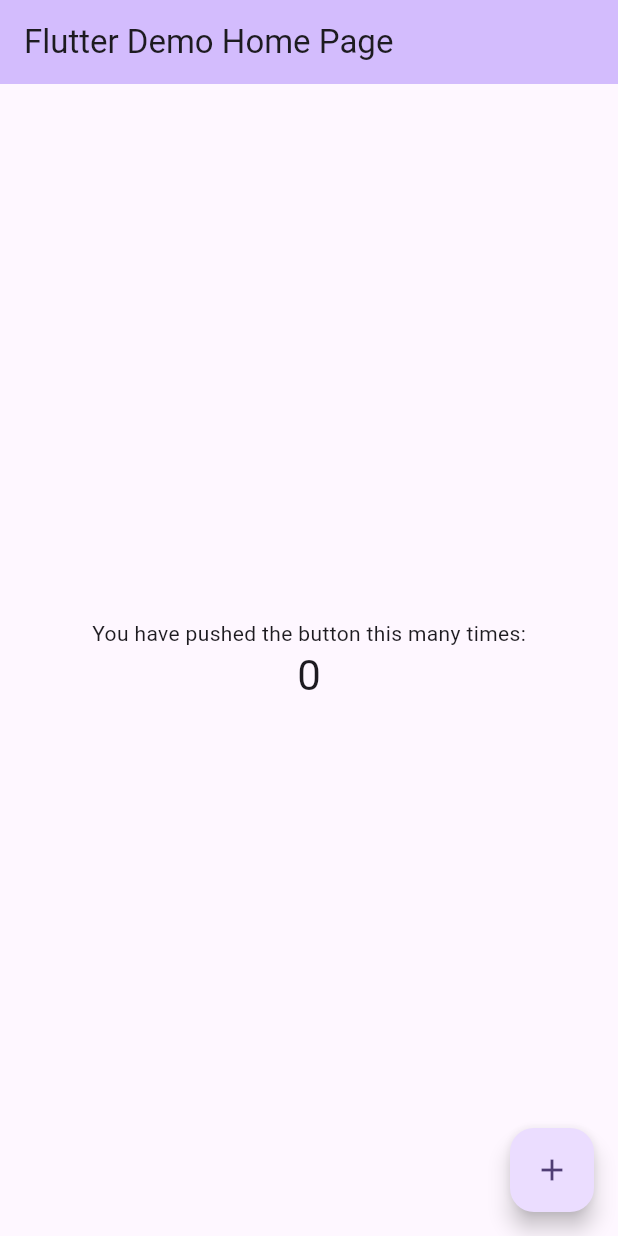
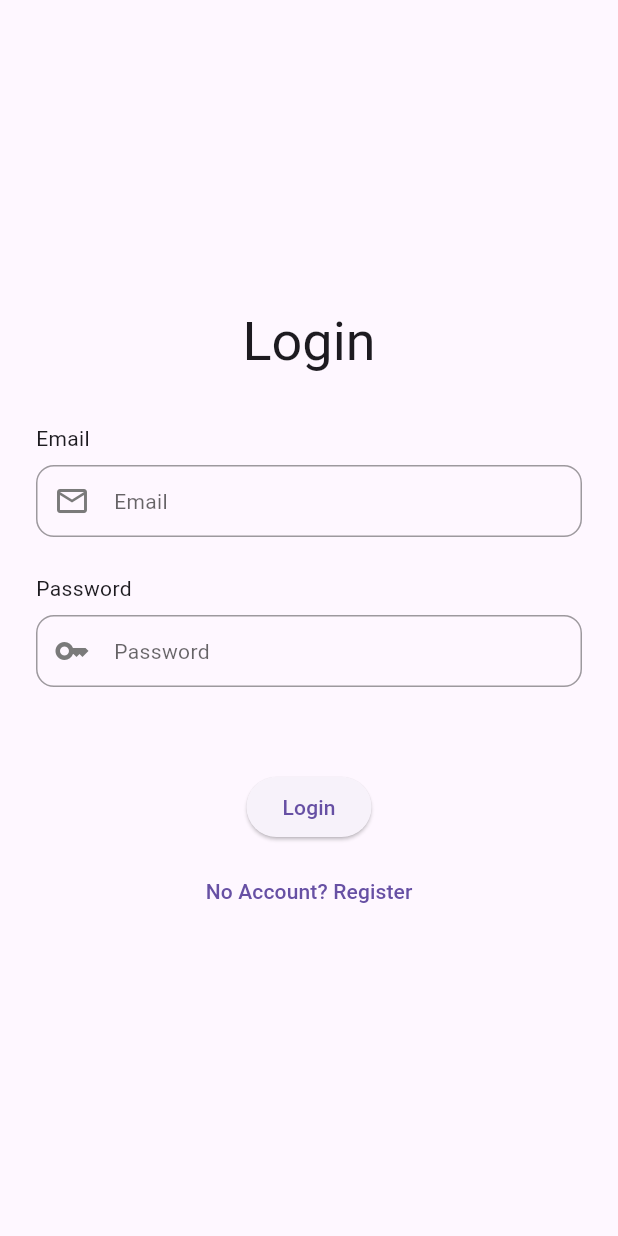
Before and after one commit to nbakh16/quote_app, a Flutter app: the screen it shows after launch, on a phone screen of 412 x 824 dp. Run offline on Flutter 3.47's test engine with Material 3 defaults, Android fonts, the phone set to English and light mode, and no system bars; our stand-ins replace equatable, firebase_auth, firebase_core, flutter_bloc, go_router; accounts and stored records are empty; generated files the repository leaves out were written again.

Commit message:
firebase auth: login/register complete flow

```diff
--- /dev/null
+++ b/lib/core/app_providers.dart
@@ -0,0 +1,10 @@
+import 'package:flutter_bloc/flutter_bloc.dart';
+import 'package:quote_app/features/auth/cubit/cubit/auth_cubit.dart';
+
+class AppProviders {
+  AppProviders._();
+  static get providers => [
+        BlocProvider(create: (context) => AuthCubit()),
+        // Network
+      ];
+}
--- /dev/null
+++ b/lib/core/router/app_router.dart
@@ -0,0 +1,28 @@
+import 'package:go_router/go_router.dart';
+import 'package:quote_app/features/auth/presentation/auth_page.dart';
+import 'package:quote_app/features/home/presentation/home_page.dart';
+import 'error_screen.dart';
+import 'routes_path.dart';
+
+class AppRouter {
+  static final GoRouter _router = GoRouter(
+    debugLogDiagnostics: true,
+    initialLocation: AppRoutePath.auth,
+    routes: [
+      GoRoute(
+        path: AppRoutePath.auth,
+        name: AuthPage.routeName,
+        builder: (context, state) => const AuthPage(),
+      ),
+      GoRoute(
+        path: AppRoutePath.home,
+        name: HomePage.routeName,
+        builder: (context, state) =>
+            HomePage(userEmail: state.extra.toString()),
+      ),
+    ],
+    errorBuilder: (context, state) => const ErrorScreen(),
+  );
+
+  static GoRouter get router => _router;
+}
--- /dev/null
+++ b/lib/core/router/routes_path.dart
@@ -0,0 +1,6 @@
+abstract class AppRoutePath {
+  static const splash = '/';
+  static const auth = '/auth';
+  static const home = '/home';
+  static const addQuote = '/add-quote';
+}
--- /dev/null
+++ b/lib/features/auth/cubit/cubit/auth_cubit.dart
@@ -0,0 +1,79 @@
+import 'package:equatable/equatable.dart';
+import 'package:firebase_auth/firebase_auth.dart';
+import 'package:flutter_bloc/flutter_bloc.dart';
+part 'auth_state.dart';
+
+class AuthCubit extends Cubit<AuthState> {
+  AuthCubit() : super(Initial());
+
+  Future<void> register(
+      {required String email, required String password}) async {
+    emit(Loading());
+
+    try {
+      UserCredential userCredential =
+          await FirebaseAuth.instance.createUserWithEmailAndPassword(
+        email: email,
+        password: password,
+      );
+
+      User? user = userCredential.user;
+      if (user != null) {
+        // await FirebaseFirestore.instance.collection('users').doc(user.uid).set({
+        //   'email': user.email,
+        //   'uid': user.uid,
+        // });
+
+        emit(AuthSuccess(userEmail: user.email ?? ''));
+      } else {
+        emit(Error('Registration Failed. Try again later!'));
+      }
+    } on FirebaseAuthException catch (e) {
+      String errorMessage;
+      switch (e.code) {
+        case 'invalid-email':
+          errorMessage = 'The email address is not valid.';
+          break;
+        default:
+          errorMessage = e.message ?? 'An unknown Firebase error occurred.';
+      }
+      emit(Error(errorMessage));
+    } catch (e) {
+      emit(Error(e.toString()));
+    }
+  }
+
+  Future<void> login({required String email, required String password}) async {
+    emit(Loading());
+
+    try {
+      UserCredential userCredential =
+          await FirebaseAuth.instance.signInWithEmailAndPassword(
+        email: email,
+        password: password,
+      );
+
+      User? user = userCredential.user;
+      if (user != null) {
+        emit(AuthSuccess(userEmail: user.email ?? ''));
+      } else {
+        emit(Error('Login Failed. Try again later!'));
+      }
+    } on FirebaseAuthException catch (e) {
+      String errorMessage;
+      switch (e.code) {
+        case 'invalid-credential':
+          errorMessage = 'Invalid email or password.';
+          break;
+        case 'invalid-email':
+          errorMessage = 'The email address is not valid.';
+          break;
+        default:
+          errorMessage = e.message ?? 'An unknown Firebase error occurred.';
+      }
+      emit(Error(errorMessage));
+    } catch (e) {
+      emit(Error(e.toString()));
+    }
+  }
+}
--- /dev/null
+++ b/lib/features/auth/cubit/cubit/auth_state.dart
@@ -0,0 +1,26 @@
+part of 'auth_cubit.dart';
+
+sealed class AuthState extends Equatable {
+  const AuthState();
+
+  @override
+  List<Object> get props => [];
+}
+
+final class Initial extends AuthState {}
+
+class Loading extends AuthState {}
+
+class AuthSuccess extends AuthState {
+  final String userEmail;
+  const AuthSuccess({required this.userEmail});
+}
+
+class Error extends AuthState {
+  final String message;
+
+  const Error(this.message);
+
+  @override
+  List<Object> get props => [message];
+}
--- /dev/null
+++ b/lib/features/auth/presentation/auth_page.dart
@@ -0,0 +1,142 @@
+import 'package:flutter/material.dart';
+import 'package:flutter_bloc/flutter_bloc.dart';
+import 'package:go_router/go_router.dart';
+import 'package:quote_app/features/auth/cubit/cubit/auth_cubit.dart';
+import 'package:quote_app/features/home/presentation/home_page.dart';
+import 'package:quote_app/widgets/custom_textfield.dart';
+import 'package:quote_app/widgets/loading_dialog.dart';
+import 'package:quote_app/widgets/my_snackbar.dart';
+
+class AuthPage extends StatefulWidget {
+  static const routeName = 'auth';
+  const AuthPage({super.key});
+
+  @override
+  State<AuthPage> createState() => _AuthPageState();
+}
+
+class _AuthPageState extends State<AuthPage> {
+  final emailTEC = TextEditingController();
+  final passwordTEC = TextEditingController();
+  final confPasswordTEC = TextEditingController();
+  bool isRegistration = false;
+
+  @override
+  Widget build(BuildContext context) {
+    final TextTheme textTheme = Theme.of(context).textTheme;
+
+    return Scaffold(
+      body: Center(
+        child: BlocConsumer<AuthCubit, AuthState>(
+          listener: (context, state) {
+            if (state is Loading) {
+              LoadingDialog.show(context);
+            } else {
+              LoadingDialog.hide(context);
+            }
+
+            if (state is AuthSuccess) {
+              context.goNamed(
+                HomePage.routeName,
+                extra: state.userEmail.toString(),
+              );
+            }
+
+            if (state is Error) {
+              mySnackBar(context, message: state.message);
+            }
+          },
+          builder: (context, state) {
+            return SingleChildScrollView(
+              padding: EdgeInsets.symmetric(horizontal: 24),
+              child: Column(
+                mainAxisAlignment: MainAxisAlignment.center,
+                spacing: 8,
+                children: [
+                  Text(isRegistration ? 'Registration' : 'Login',
+                      style: textTheme.displaySmall),
+                  SizedBox(height: 16),
+                  CustomTextField(
+                    controller: emailTEC,
+                    prefixIcon: const Icon(Icons.mail_outline,
+                        color: Color(0xff7A7A7A)),
+                    hintText: 'Email',
+                    extraLabel: 'Email',
+                    keyboardType: TextInputType.emailAddress,
+                  ),
+                  CustomTextField(
+                    controller: passwordTEC,
+                    prefixIcon: const Icon(Icons.key_outlined,
+                        color: Color(0xff7A7A7A)),
+                    hintText: 'Password',
+                    extraLabel: 'Password',
+                    keyboardType: TextInputType.text,
+                    obscureText: true,
+                  ),
+                  AnimatedSize(
+                    duration: const Duration(milliseconds: 300),
+                    curve: Curves.easeInOut,
+                    child: isRegistration
+                        ? CustomTextField(
+                            controller: confPasswordTEC,
+                            prefixIcon: const Icon(Icons.key_outlined,
+                                color: Color(0xff7A7A7A)),
+                            hintText: 'Confirm Password',
+                            extraLabel: 'Confirm Password',
+                            keyboardType: TextInputType.text,
+                            obscureText: true,
+                          )
+                        : SizedBox.shrink(),
+                  ),
+                  SizedBox(height: 16),
+                  ElevatedButton(
+                    onPressed: () {
+                      String email = emailTEC.text.trim();
+                      String password = passwordTEC.text;
+                      String confPassword = confPasswordTEC.text;
+
+                      if (email.isEmpty || password.isEmpty) {
+                        mySnackBar(context,
+                            message: 'Email & Password required');
+                        return;
+                      }
+
+                      if (isRegistration && password != confPassword) {
+                        mySnackBar(context,
+                            message: "Confirm password didn't match");
+                        return;
+                      }
+
+                      if (isRegistration) {
+                        context.read<AuthCubit>().register(
+                              email: email,
+                              password: password,
+                            );
+                      } else {
+                        context.read<AuthCubit>().login(
+                              email: email,
+                              password: password,
+                            );
+                      }
+                    },
+                    child: Text(isRegistration ? 'Register' : 'Login'),
+                  ),
+                  TextButton(
+                    onPressed: () {
+                      setState(() {
+                        isRegistration = !isRegistration;
+                      });
+                    },
+                    child: Text(isRegistration
+                        ? 'Have Account? Login'
+                        : 'No Account? Register'),
+                  ),
+                ],
+              ),
+            );
+          },
+        ),
+      ),
+    );
+  }
+}
--- a/lib/main.dart
+++ b/lib/main.dart
@@ -1,9 +1,21 @@
 import 'package:firebase_core/firebase_core.dart';
 import 'package:flutter/material.dart';
-import 'package:quote_app/firebase_options.dart';
+import 'package:flutter/services.dart';
+import 'package:flutter_bloc/flutter_bloc.dart';
+import 'package:quote_app/core/app_providers.dart';
+import 'package:quote_app/core/firebase_options.dart';
+import 'package:quote_app/core/router/app_router.dart';
 
 void main() async {
   WidgetsFlutterBinding.ensureInitialized();
+
+  SystemChrome.setPreferredOrientations(
+    [
+      DeviceOrientation.portraitUp,
+      DeviceOrientation.portraitDown,
+    ],
+  );
+
   await Firebase.initializeApp(options: DefaultFirebaseOptions.currentPlatform);
   runApp(const MyApp());
 }
@@ -11,116 +23,18 @@ void main() async {
 class MyApp extends StatelessWidget {
   const MyApp({super.key});
 
-  // This widget is the root of your application.
   @override
   Widget build(BuildContext context) {
-    return MaterialApp(
-      title: 'Flutter Demo',
-      theme: ThemeData(
-        // This is the theme of your application.
-        //
-        // TRY THIS: Try running your application with "flutter run". You'll see
-        // the application has a purple toolbar. Then, without quitting the app,
-        // try changing the seedColor in the colorScheme below to Colors.green
-        // and then invoke "hot reload" (save your changes or press the "hot
-        // reload" button in a Flutter-supported IDE, or press "r" if you used
-        // the command line to start the app).
-        //
-        // Notice that the counter didn't reset back to zero; the application
-        // state is not lost during the reload. To reset the state, use hot
-        // restart instead.
-        //
-        // This works for code too, not just values: Most code changes can be
-        // tested with just a hot reload.
-        colorScheme: ColorScheme.fromSeed(seedColor: Colors.deepPurple),
+    return MultiBlocProvider(
+      providers: AppProviders.providers,
+      child: MaterialApp.router(
+        title: 'Quote App',
+        debugShowCheckedModeBanner: false,
+        routerConfig: AppRouter.router,
+        // theme: AppTheme.light,
+        // darkTheme: AppTheme.dark,
+        // themeMode: state.themeMode,
       ),
-      home: const MyHomePage(title: 'Flutter Demo Home Page'),
     );
   }
 }
-
-class MyHomePage extends StatefulWidget {
-  const MyHomePage({super.key, required this.title});
-
-  // This widget is the home page of your application. It is stateful, meaning
-  // that it has a State object (defined below) that contains fields that affect
-  // how it looks.
-
-  // This class is the configuration for the state. It holds the values (in this
-  // case the title) provided by the parent (in this case the App widget) and
-  // used by the build method of the State. Fields in a Widget subclass are
-  // always marked "final".
-
-  final String title;
-
-  @override
-  State<MyHomePage> createState() => _MyHomePageState();
-}
-
-class _MyHomePageState extends State<MyHomePage> {
-  int _counter = 0;
-
-  void _incrementCounter() {
-    setState(() {
-      // This call to setState tells the Flutter framework that something has
-      // changed in this State, which causes it to rerun the build method below
-      // so that the display can reflect the updated values. If we changed
-      // _counter without calling setState(), then the build method would not be
-      // called again, and so nothing would appear to happen.
-      _counter++;
-    });
-  }
-
-  @override
-  Widget build(BuildContext context) {
-    // This method is rerun every time setState is called, for instance as done
-    // by the _incrementCounter method above.
-    //
-    // The Flutter framework has been optimized to make rerunning build methods
-    // fast, so that you can just rebuild anything that needs updating rather
-    // than having to individually change instances of widgets.
-    return Scaffold(
-      appBar: AppBar(
-        // TRY THIS: Try changing the color here to a specific color (to
-        // Colors.amber, perhaps?) and trigger a hot reload to see the AppBar
-        // change color while the other colors stay the same.
-        backgroundColor: Theme.of(context).colorScheme.inversePrimary,
-        // Here we take the value from the MyHomePage object that was created by
-        // the App.build method, and use it to set our appbar title.
-        title: Text(widget.title),
-      ),
-      body: Center(
-        // Center is a layout widget. It takes a single child and positions it
-        // in the middle of the parent.
-        child: Column(
-          // Column is also a layout widget. It takes a list of children and
-          // arranges them vertically. By default, it sizes itself to fit its
-          // children horizontally, and tries to be as tall as its parent.
-          //
-          // Column has various properties to control how it sizes itself and
-          // how it positions its children. Here we use mainAxisAlignment to
-          // center the children vertically; the main axis here is the vertical
-          // axis because Columns are vertical (the cross axis would be
-          // horizontal).
-          //
-          // TRY THIS: Invoke "debug painting" (choose the "Toggle Debug Paint"
-          // action in the IDE, or press "p" in the console), to see the
-          // wireframe for each widget.
-          mainAxisAlignment: MainAxisAlignment.center,
-          children: <Widget>[
-            const Text('You have pushed the button this many times:'),
-            Text(
-              '$_counter',
-              style: Theme.of(context).textTheme.headlineMedium,
-            ),
-          ],
-        ),
-      ),
-      floatingActionButton: FloatingActionButton(
-        onPressed: _incrementCounter,
-        tooltip: 'Increment',
-        child: const Icon(Icons.add),
-      ), // This trailing comma makes auto-formatting nicer for build methods.
-    );
-  }
-}
--- /dev/null
+++ b/lib/widgets/custom_textfield.dart
@@ -0,0 +1,157 @@
+// ignore_for_file: public_member_api_docs, sort_constructors_first
+import 'package:flutter/material.dart';
+import 'package:flutter/services.dart';
+
+class CustomTextField extends StatelessWidget {
+  final TextEditingController? controller;
+  final bool? obscureText;
+  final bool? readOnly;
+  final Widget? suffix;
+  final Widget? suffixIcon;
+  final Widget? prefixIcon;
+  final String? hintText;
+  final Widget? label;
+  final String? extraLabel;
+  final TextStyle? labelStyle;
+  final TextStyle? extraLabelStyle;
+  final TextStyle? errorStyle;
+  final VoidCallback? onTap;
+  final AutovalidateMode? autovalidateMode;
+  final TextInputType? keyboardType;
+  final String? Function(String?)? validator;
+  final Function(String)? onChange;
+  final EdgeInsetsGeometry? padding;
+  final Color? cursorColor;
+  final TextAlign? textAlign;
+  final double? fontSize;
+  final List<TextInputFormatter>? inputFormatters;
+  final bool? autofocus;
+  final bool? autocorrect;
+  final bool? enableSuggestions;
+  final TextStyle? style;
+  final String? errorText;
+  final VoidCallback? onEditingComplete;
+  final int? maxLines;
+  final double? marginBottom;
+  final int characterLimit;
+
+  const CustomTextField({
+    super.key,
+    this.controller,
+    this.obscureText,
+    this.readOnly,
+    this.suffix,
+    this.suffixIcon,
+    this.prefixIcon,
+    this.hintText,
+    this.label,
+    this.onTap,
+    this.autovalidateMode,
+    this.keyboardType,
+    this.validator,
+    this.onChange,
+    this.padding,
+    this.cursorColor,
+    this.inputFormatters,
+    this.autofocus,
+    this.autocorrect,
+    this.enableSuggestions,
+    this.textAlign,
+    this.fontSize,
+    this.style,
+    this.errorText,
+    this.onEditingComplete,
+    this.maxLines,
+    this.extraLabel,
+    this.extraLabelStyle,
+    this.labelStyle,
+    this.errorStyle,
+    this.marginBottom,
+    this.characterLimit = 128,
+  });
+
+  @override
+  Widget build(BuildContext context) {
+    ThemeData theme = Theme.of(context);
+    return Column(
+      crossAxisAlignment: CrossAxisAlignment.start,
+      children: [
+        // ********** extraLabel ********
+        if (extraLabel != null) Text(extraLabel ?? ''),
+        if (extraLabel != null) const SizedBox(height: 8),
+        TextFormField(
+          onTapOutside: (_) => FocusScope.of(context).unfocus(),
+          controller: controller,
+          validator: validator,
+          onChanged: onChange,
+          obscureText: obscureText ?? false,
+          readOnly: readOnly ?? false,
+          autovalidateMode: autovalidateMode,
+          // cursorColor: cursorColor ?? theme.primaryColor,
+          maxLines: maxLines ?? 1,
+          autofocus: autofocus ?? false,
+          enableSuggestions: enableSuggestions ?? true,
+          autocorrect: autocorrect ?? true,
+          textAlign: textAlign ?? TextAlign.start,
+          onTap: onTap,
+          style: style ?? theme.textTheme.bodyMedium,
+          onEditingComplete: onEditingComplete,
+          keyboardType: keyboardType,
+          decoration: InputDecoration(
+            // filled: true,
+            // fillColor: kDisabledColor.withOpacity(.6),
+            // ********** errorText ********
+            errorText: errorText,
+            errorStyle:
+                errorStyle ??
+                theme.textTheme.labelMedium?.copyWith(color: Colors.red),
+            errorMaxLines: 5,
+
+            // ********** padding ********
+            contentPadding: padding ?? const EdgeInsets.all(8),
+            // ********** prefixIcon ********
+            prefixIcon: prefixIcon,
+            // ********** suffixIcon ********
+            suffix: suffix,
+            suffixIcon: suffixIcon,
+            // ********** border ********
+            border: OutlineInputBorder(
+              borderRadius: BorderRadius.circular(12),
+              borderSide: BorderSide(color: theme.disabledColor),
+            ),
+            // ********** focusedBorder ********
+            focusColor: theme.primaryColor,
+            focusedBorder: OutlineInputBorder(
+              borderRadius: BorderRadius.circular(12),
+              borderSide: BorderSide(color: theme.disabledColor),
+            ),
+            // ********** enabledBorder ********
+            enabledBorder: OutlineInputBorder(
+              borderRadius: BorderRadius.circular(12),
+              borderSide: BorderSide(color: theme.disabledColor),
+            ),
+            // ********** errorBorder ********
+            errorBorder: OutlineInputBorder(
+              borderRadius: BorderRadius.circular(12),
+              borderSide: BorderSide(color: theme.disabledColor),
+            ),
+            // ********** hintText ********
+            hintText: hintText,
+            hintStyle: theme.textTheme.bodyMedium?.copyWith(
+              color: theme.hintColor,
+            ),
+            // ********** label ********
+            label: label,
+            labelStyle: labelStyle ?? theme.textTheme.labelMedium,
+          ),
+          // ********** inputFormatters ********
+          inputFormatters:
+              inputFormatters ??
+              [LengthLimitingTextInputFormatter(characterLimit)],
+        ),
+        // ********** marginBottom ********
+        SizedBox(height: marginBottom ?? 16),
+      ],
+    );
+  }
+}
```
Also changed, not shown: lib/core/router/error_screen.dart (added, +25 -0 lines), lib/features/home/presentation/home_page.dart (added, +61 -0 lines), lib/widgets/loading_dialog.dart (added, +25 -0 lines), lib/widgets/my_snackbar.dart (added, +27 -0 lines), pubspec.yaml (+6 -1 lines), pubspec.lock, 2 other files.
